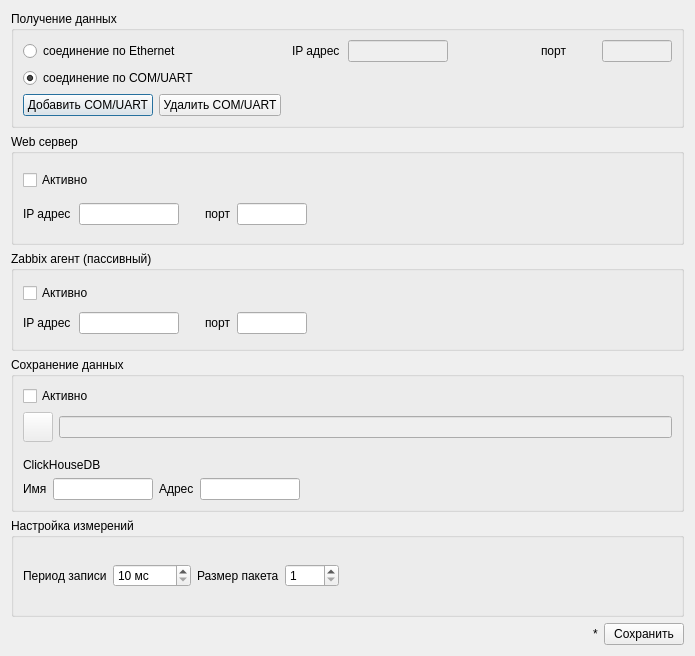
The window that src/SVMonitor/forms/settings_dialog.ui (Tyill/SVisual) describes before a commit, drawn with Qt 5.
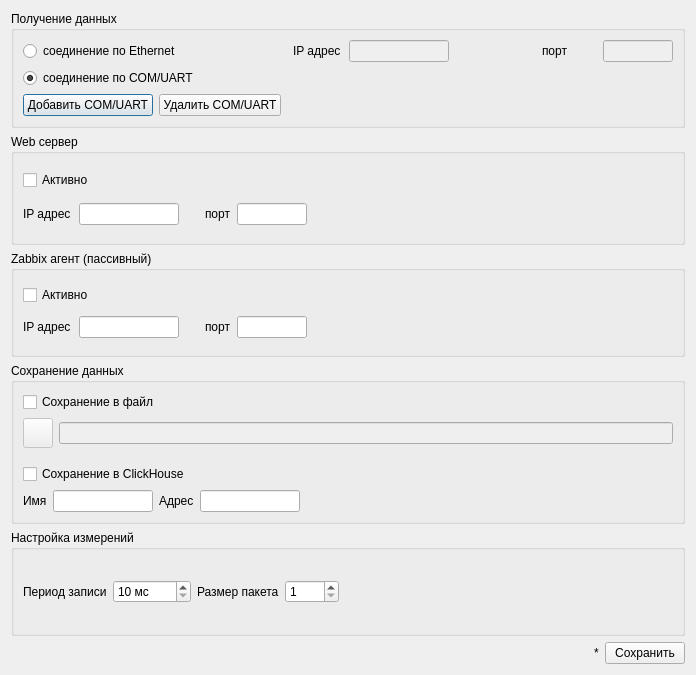
The same window after the commit. Icons and pictures are not drawn.

Patch:
```diff
--- a/src/SVMonitor/forms/settings_dialog.ui
+++ b/src/SVMonitor/forms/settings_dialog.ui
@@ -6,8 +6,8 @@
    <rect>
     <x>0</x>
     <y>0</y>
-    <width>695</width>
-    <height>656</height>
+    <width>696</width>
+    <height>675</height>
    </rect>
   </property>
   <property name="minimumSize">
@@ -421,7 +421,7 @@
          <enum>Qt::LeftToRight</enum>
         </property>
         <property name="text">
-         <string>Активно</string>
+         <string>Сохранение в файл</string>
         </property>
        </widget>
       </item>
@@ -472,9 +472,9 @@
        </layout>
       </item>
       <item>
-       <widget class="QLabel" name="label_9">
+       <widget class="QCheckBox" name="chbSaveToChEna">
         <property name="text">
-         <string>ClickHouseDB</string>
+         <string>Сохранение в ClickHouse</string>
         </property>
        </widget>
       </item>
```
Left out of the diff: 2 changed lines with no effect on the pictures.
